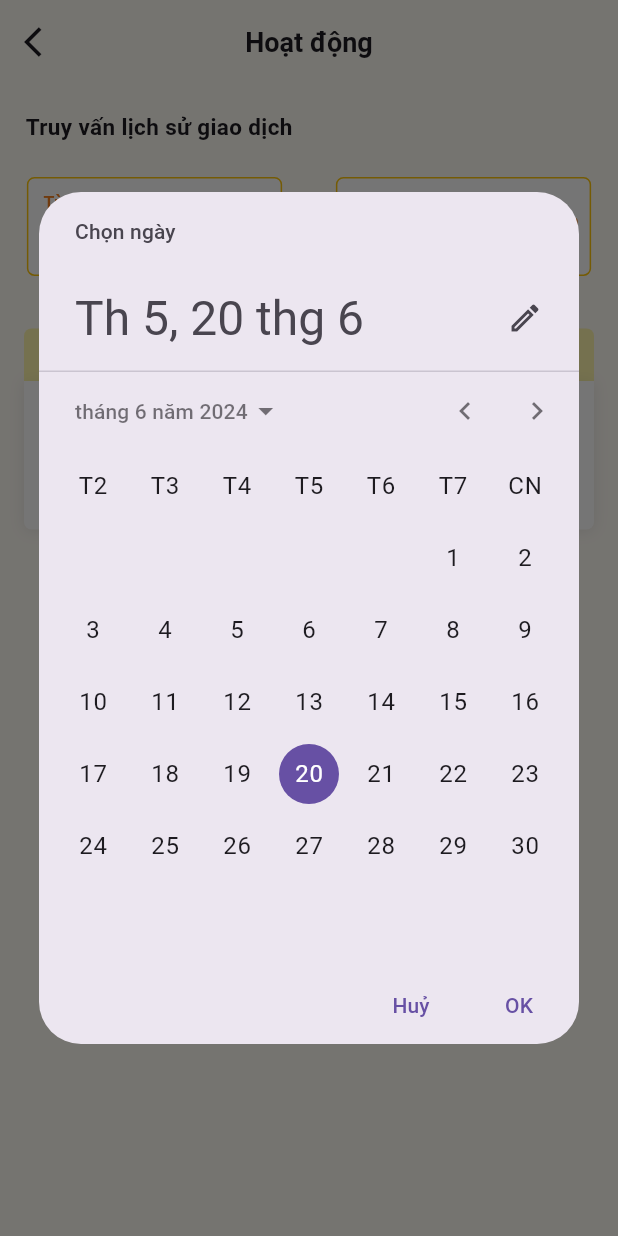
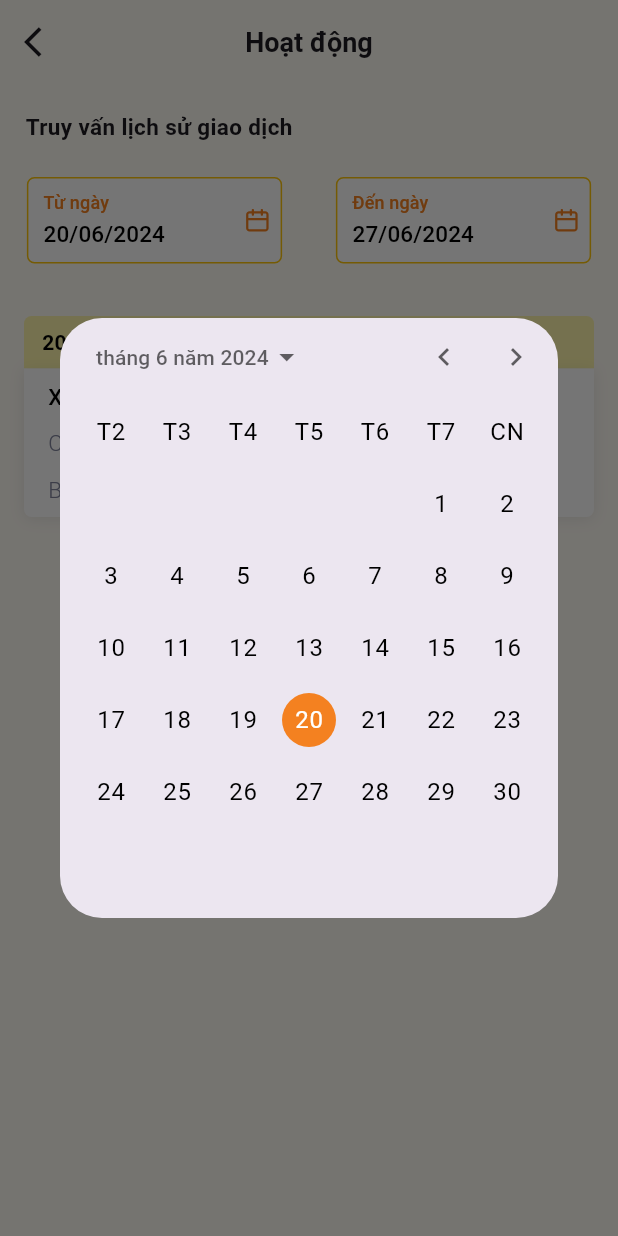
Before and after one commit to mobilenabit/driver_app, a Flutter app: the screen it shows after launch, after a tap on "Từ ngày", on a phone screen of 412 x 824 dp. Run offline on Flutter 3.47's test engine with Material 3 defaults, Android fonts, the phone set to English and light mode, and no system bars; our stand-ins replace dio, fl_chart, flutter_otp_text_field, flutter_secure_storage, flutter_svg, get and 1 more; missing offline and left inert: conditional_wrap, crclib, mobile_scanner, qr_scanner_overlay.

Commit message:
fix: custome date picker

```diff
--- a/lib/screens/history1.dart
+++ b/lib/screens/history1.dart
@@ -23,24 +23,24 @@ class _Hiatory1State extends State<Hiatory1> {
           address: 'CHXD Xa La',
           amount: 32,
           hours: '16:30',
-          time: '19/06/2024',
+          date: '19/06/2024',
+          money: 250000),
+      History1(
+          numberLicense: widget.selectedLicensePlate,
+          fuel: 'Xăng RON 92',
+          address: 'CHXD Xa La',
+          amount: 6,
+          hours: '20:00',
+          date: '19/06/2024',
           money: 123000),
       History1(
           numberLicense: widget.selectedLicensePlate,
-          fuel: 'Xăng RON 95',
-          address: 'CHXD Xa La',
-          amount: 40,
-          hours: '16:30',
-          time: '19/06/2024',
-          money: 123000),
-      History1(
-          numberLicense: widget.selectedLicensePlate,
-          fuel: 'Xăng RON 95',
+          fuel: 'Xăng RON 92',
           address: 'CHXD Xa La',
           amount: 50,
-          hours: '16:30',
-          time: '20/06/2024',
-          money: 123000),
+          hours: '06:30',
+          date: '20/06/2024',
+          money: 54600),
     ];
   }
 
@@ -54,13 +54,42 @@ class _Hiatory1State extends State<Hiatory1> {
 
   // Custom date picker
   Future<void> _selectDate(BuildContext context, bool isStart) async {
-    final DateTime? pickedDate = await showDatePicker(
+    final DateTime? pickedDate = await showDialog<DateTime>(
       context: context,
+      builder: (BuildContext context) {
+        return Dialog(
+          child: Container(
+            width: 500, // adjust the width of the dialog
+            height: 400, // adjust the height of the dialog
+            child: Theme(
+              data: ThemeData(
+                colorScheme: ColorScheme.light(
+                  primary: Color.fromRGBO(244, 129, 32, 1), // selection color
+                  onPrimary: Colors.white, // text color for selected text
+                  onSurface: Colors.black, // default text color
+                ),
+                // textTheme: TextTheme(
+                //   bodyText2: TextStyle(
+                //     fontSize: 18,
+                //     fontWeight: FontWeight.bold,
+                //     color: Colors.white,
+                //   ),
+                // ),
+              ),
+              child: CalendarDatePicker(
                 initialDate: isStart ? _startDate : _endDate,
                 firstDate: DateTime(2000),
                 lastDate: DateTime(2101),
-      locale: const Locale('vi', 'VN'), // Set locale to Vietnamese
+                onDateChanged: (DateTime date) {
+                  Navigator.pop(context, date);
+                },
+              ),
+            ),
+          ),
         );
+      },
+    );
+
     if (pickedDate != null) {
       setState(() {
         if (isStart) {
@@ -75,7 +104,7 @@ class _Hiatory1State extends State<Hiatory1> {
   // Filter items in list by date picker
   List<History1> get _filteredItems {
     return _items.where((item) {
-      DateTime itemDate = DateFormat('dd/MM/yyyy').parse(item.time);
+      DateTime itemDate = DateFormat('dd/MM/yyyy').parse(item.date);
       return itemDate.isAfter(_startDate.subtract(const Duration(days: 1))) &&
           itemDate.isBefore(_endDate.add(const Duration(days: 1)));
     }).toList();
@@ -127,7 +156,7 @@ class _Hiatory1State extends State<Hiatory1> {
                 child: TextButton(
                   onPressed: () => _selectDate(context, true),
                   child: Container(
-                    height: size.height * 0.08,
+                    height: size.height * 0.07,
                     width: size.width * 0.413,
                     decoration: BoxDecoration(
                       color: Colors.white,
@@ -143,8 +172,8 @@ class _Hiatory1State extends State<Hiatory1> {
                           crossAxisAlignment: CrossAxisAlignment.start,
                           children: [
                             Padding(
-                              padding:
-                                  EdgeInsets.only(left: 10, top: 7, bottom: 2),
+                              padding: const EdgeInsets.only(
+                                  left: 10, top: 7, bottom: 2),
                               child: Text(
                                 'Từ ngày',
                                 style: TextStyle(
@@ -154,7 +183,8 @@ class _Hiatory1State extends State<Hiatory1> {
                               ),
                             ),
                             Padding(
-                              padding: EdgeInsets.only(left: 10, bottom: 7),
+                              padding:
+                                  const EdgeInsets.only(left: 10, bottom: 7),
                               child: Text(
                                 DateFormat('dd/MM/yyyy').format(_startDate),
                                 style: TextStyle(
@@ -177,7 +207,7 @@ class _Hiatory1State extends State<Hiatory1> {
                 child: TextButton(
                   onPressed: () => _selectDate(context, false),
                   child: Container(
-                    height: size.height * 0.08,
+                    height: size.height * 0.07,
                     width: size.width * 0.413,
                     decoration: BoxDecoration(
                       color: Colors.white,
@@ -193,8 +223,8 @@ class _Hiatory1State extends State<Hiatory1> {
                           crossAxisAlignment: CrossAxisAlignment.start,
                           children: [
                             Padding(
-                              padding:
-                                  EdgeInsets.only(left: 10, top: 7, bottom: 2),
+                              padding: const EdgeInsets.only(
+                                  left: 10, top: 7, bottom: 2),
                               child: Text(
                                 'Đến ngày',
                                 style: TextStyle(
@@ -204,7 +234,8 @@ class _Hiatory1State extends State<Hiatory1> {
                               ),
                             ),
                             Padding(
-                              padding: EdgeInsets.only(left: 10, bottom: 7),
+                              padding:
+                                  const EdgeInsets.only(left: 10, bottom: 7),
                               child: Text(
                                 DateFormat('dd/MM/yyyy').format(_endDate),
                                 style: TextStyle(
@@ -214,7 +245,7 @@ class _Hiatory1State extends State<Hiatory1> {
                           ],
                         ),
                         Padding(
-                          padding: EdgeInsets.only(right: 7.5),
+                          padding: const EdgeInsets.only(right: 7.5),
                           child: SvgPicture.asset('assets/icons/calender.svg'),
                         )
                       ],
@@ -231,17 +262,17 @@ class _Hiatory1State extends State<Hiatory1> {
               itemCount: _filteredItems.length,
               itemBuilder: (context, index) {
                 final item = _filteredItems[index];
+
+                //check date is similar to show one time
                 bool showHeader = true;
-                if (index > 0 && _filteredItems[index - 1].time == item.time) {
+                if (index > 0 && _filteredItems[index - 1].date == item.date) {
                   showHeader = false;
                 }
 
                 return Container(
-                  margin: EdgeInsets.only(
-                    left: 16.0,
-                    right: 16.0,
-                    top: showHeader ? 12.0 : 0.0,
-                    bottom: 12.0,
+                  margin: const EdgeInsets.symmetric(
+                    vertical: 12.0,
+                    horizontal: 16.0,
                   ),
                   child: Column(
                     children: <Widget>[
@@ -257,17 +288,22 @@ class _Hiatory1State extends State<Hiatory1> {
                               topRight: Radius.circular(5),
                             ),
                           ),
-                          child: Padding(
-                            padding: EdgeInsetsDirectional.symmetric(
-                                horizontal: 12, vertical: 9),
+                          child: Column(
+                            mainAxisAlignment: MainAxisAlignment.center,
+                            crossAxisAlignment: CrossAxisAlignment.start,
+                            children: [
+                              Padding(
+                                padding: EdgeInsets.symmetric(horizontal: 12),
                                 child: Text(
-                              item.time,
+                                  item.date,
                                   style: TextStyle(
                                     fontSize: 14,
                                     color: Colors.black,
                                     fontWeight: FontWeight.w600,
                                   ),
                                 ),
+                              ),
+                            ],
                           ),
                         ),
 
@@ -308,7 +344,7 @@ class _Hiatory1State extends State<Hiatory1> {
                                         ),
                                         Text(' - '),
                                         Text(
-                                          '${currencyFormat.format(item.amount)} lít',
+                                          '${currencyFormat.format(item.amount)}lít',
                                           style: TextStyle(
                                               color: Colors.black,
                                               fontSize: 15,
@@ -316,7 +352,7 @@ class _Hiatory1State extends State<Hiatory1> {
                                         ),
                                         Text(' - '),
                                         Text(
-                                          '${currencyFormat.format(item.money)} ₫',
+                                          '${currencyFormat.format(item.money)}₫',
                                           style: TextStyle(
                                               fontSize: 15,
                                               fontWeight: FontWeight.w600,
@@ -328,9 +364,9 @@ class _Hiatory1State extends State<Hiatory1> {
                                     Text(
                                       item.hours,
                                       style: TextStyle(
-                                        fontSize: 15,
+                                        fontSize: 13,
                                         color: Color.fromRGBO(130, 134, 158, 1),
-                                        fontWeight: FontWeight.w100,
+                                        fontWeight: FontWeight.w300,
                                       ),
                                     )
                                   ],
@@ -342,7 +378,7 @@ class _Hiatory1State extends State<Hiatory1> {
                                   item.address,
                                   style: TextStyle(
                                     fontSize: 15,
-                                    fontWeight: FontWeight.w100,
+                                    fontWeight: FontWeight.w300,
                                     color: Color.fromRGBO(130, 134, 158, 1),
                                   ),
                                 ),
@@ -351,7 +387,7 @@ class _Hiatory1State extends State<Hiatory1> {
                                 'Biển số xe: ${item.numberLicense}',
                                 style: TextStyle(
                                   fontSize: 15,
-                                  fontWeight: FontWeight.w100,
+                                  fontWeight: FontWeight.w300,
                                   color: Color.fromRGBO(130, 134, 158, 1),
                                 ),
                               ),
@@ -378,7 +414,7 @@ class History1 {
   final String address;
   final double amount;
   final String hours;
-  final String time;
+  final String date;
 
   History1({
     required this.numberLicense,
@@ -386,7 +422,7 @@ class History1 {
     required this.address,
     required this.amount,
     required this.hours,
-    required this.time,
+    required this.date,
     required this.money,
   });
 }
```
Lines whose indentation alone changed are shown as unchanged.
